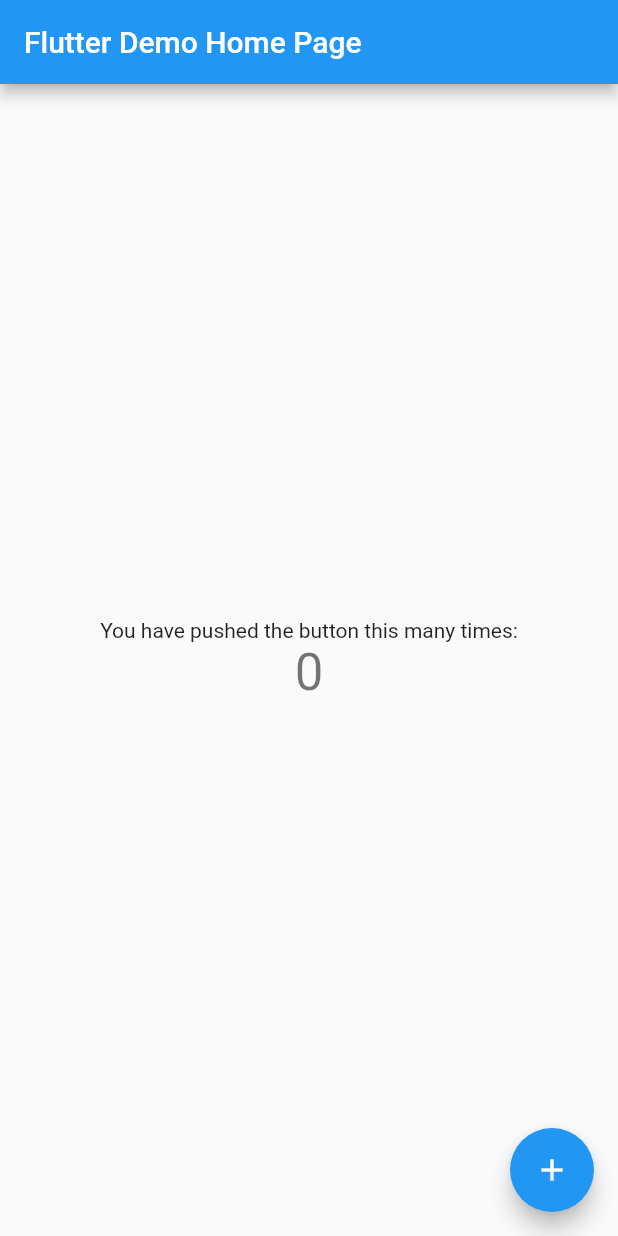
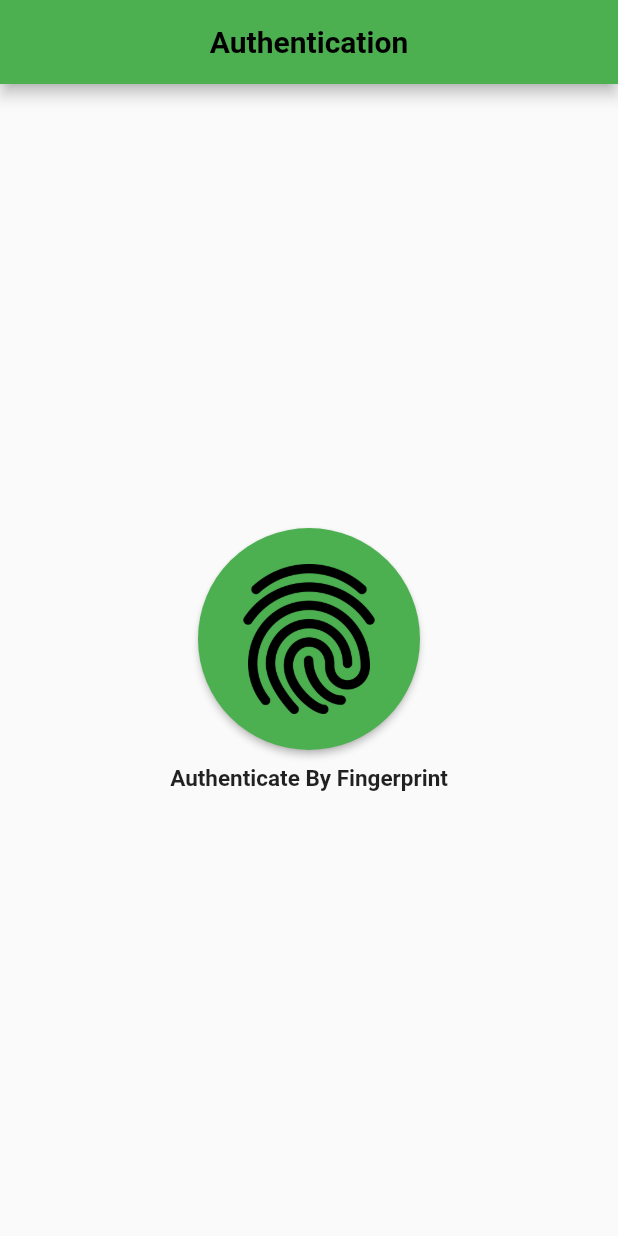
Before and after one commit to bashiryousufy/SSE3151_project, a Flutter app: the screen it shows after launch, on a phone screen of 412 x 824 dp. Run offline on Flutter 3.47's test engine with Material 2 defaults, Android fonts, the phone set to English and light mode, and no system bars.

Commit message:
Added the basic UI components of the biometric authentication

```diff
--- a/lib/main.dart
+++ b/lib/main.dart
@@ -1,115 +1,60 @@
 import 'package:flutter/material.dart';
 
-void main() {
-  runApp(const MyApp());
+void main(List<String> args) {
+  runApp(Authentication());
 }
 
-class MyApp extends StatelessWidget {
-  const MyApp({Key? key}) : super(key: key);
+class Authentication extends StatefulWidget {
+  @override
+  _AuthenticationState createState() => _AuthenticationState();
+}
 
-  // This widget is the root of your application.
+class _AuthenticationState extends State<Authentication> {
   @override
   Widget build(BuildContext context) {
     return MaterialApp(
-      title: 'Flutter Demo',
-      theme: ThemeData(
-        // This is the theme of your application.
-        //
-        // Try running your application with "flutter run". You'll see the
-        // application has a blue toolbar. Then, without quitting the app, try
-        // changing the primarySwatch below to Colors.green and then invoke
-        // "hot reload" (press "r" in the console where you ran "flutter run",
-        // or simply save your changes to "hot reload" in a Flutter IDE).
-        // Notice that the counter didn't reset back to zero; the application
-        // is not restarted.
-        primarySwatch: Colors.blue,
+      home: Scaffold(
+        appBar: AppBar(
+          title: Text("Authentication"),
+          centerTitle: true,
+          backgroundColor: Colors.green,
+          titleTextStyle: TextStyle(
+            color: Colors.black,
+            fontSize: 20,
+            fontWeight: FontWeight.bold,
+          ),
+        ),
+        body: Center(
+          child: Column(
+            mainAxisAlignment: MainAxisAlignment.center,
+            children: [
+              ElevatedButton(
+                style: ElevatedButton.styleFrom(
+                  shape: CircleBorder(),
+                  padding: EdgeInsets.all(24),
+                  primary: Colors.green,
+                ),
+                onPressed: () {},
+                child: Image.asset(
+                  "assets/fingerprint.png",
+                  width: 100,
+                  height: 100,
+                ),
+              ),
+              SizedBox(
+                height: 10,
+              ),
+              Text(
+                "Authenticate By Fingerprint",
+                style: TextStyle(
+                  fontSize: 15,
+                  fontWeight: FontWeight.bold,
+                ),
+              )
+            ],
+          ),
+        ),
       ),
-      home: const MyHomePage(title: 'Flutter Demo Home Page'),
     );
   }
 }
-
-class MyHomePage extends StatefulWidget {
-  const MyHomePage({Key? key, required this.title}) : super(key: key);
-
-  // This widget is the home page of your application. It is stateful, meaning
-  // that it has a State object (defined below) that contains fields that affect
-  // how it looks.
-
-  // This class is the configuration for the state. It holds the values (in this
-  // case the title) provided by the parent (in this case the App widget) and
-  // used by the build method of the State. Fields in a Widget subclass are
-  // always marked "final".
-
-  final String title;
-
-  @override
-  State<MyHomePage> createState() => _MyHomePageState();
-}
-
-class _MyHomePageState extends State<MyHomePage> {
-  int _counter = 0;
-
-  void _incrementCounter() {
-    setState(() {
-      // This call to setState tells the Flutter framework that something has
-      // changed in this State, which causes it to rerun the build method below
-      // so that the display can reflect the updated values. If we changed
-      // _counter without calling setState(), then the build method would not be
-      // called again, and so nothing would appear to happen.
-      _counter++;
-    });
-  }
-
-  @override
-  Widget build(BuildContext context) {
-    // This method is rerun every time setState is called, for instance as done
-    // by the _incrementCounter method above.
-    //
-    // The Flutter framework has been optimized to make rerunning build methods
-    // fast, so that you can just rebuild anything that needs updating rather
-    // than having to individually change instances of widgets.
-    return Scaffold(
-      appBar: AppBar(
-        // Here we take the value from the MyHomePage object that was created by
-        // the App.build method, and use it to set our appbar title.
-        title: Text(widget.title),
-      ),
-      body: Center(
-        // Center is a layout widget. It takes a single child and positions it
-        // in the middle of the parent.
-        child: Column(
-          // Column is also a layout widget. It takes a list of children and
-          // arranges them vertically. By default, it sizes itself to fit its
-          // children horizontally, and tries to be as tall as its parent.
-          //
-          // Invoke "debug painting" (press "p" in the console, choose the
-          // "Toggle Debug Paint" action from the Flutter Inspector in Android
-          // Studio, or the "Toggle Debug Paint" command in Visual Studio Code)
-          // to see the wireframe for each widget.
-          //
-          // Column has various properties to control how it sizes itself and
-          // how it positions its children. Here we use mainAxisAlignment to
-          // center the children vertically; the main axis here is the vertical
-          // axis because Columns are vertical (the cross axis would be
-          // horizontal).
-          mainAxisAlignment: MainAxisAlignment.center,
-          children: <Widget>[
-            const Text(
-              'You have pushed the button this many times:',
-            ),
-            Text(
-              '$_counter',
-              style: Theme.of(context).textTheme.headline4,
-            ),
-          ],
-        ),
-      ),
-      floatingActionButton: FloatingActionButton(
-        onPressed: _incrementCounter,
-        tooltip: 'Increment',
-        child: const Icon(Icons.add),
-      ), // This trailing comma makes auto-formatting nicer for build methods.
-    );
-  }
-}
```
